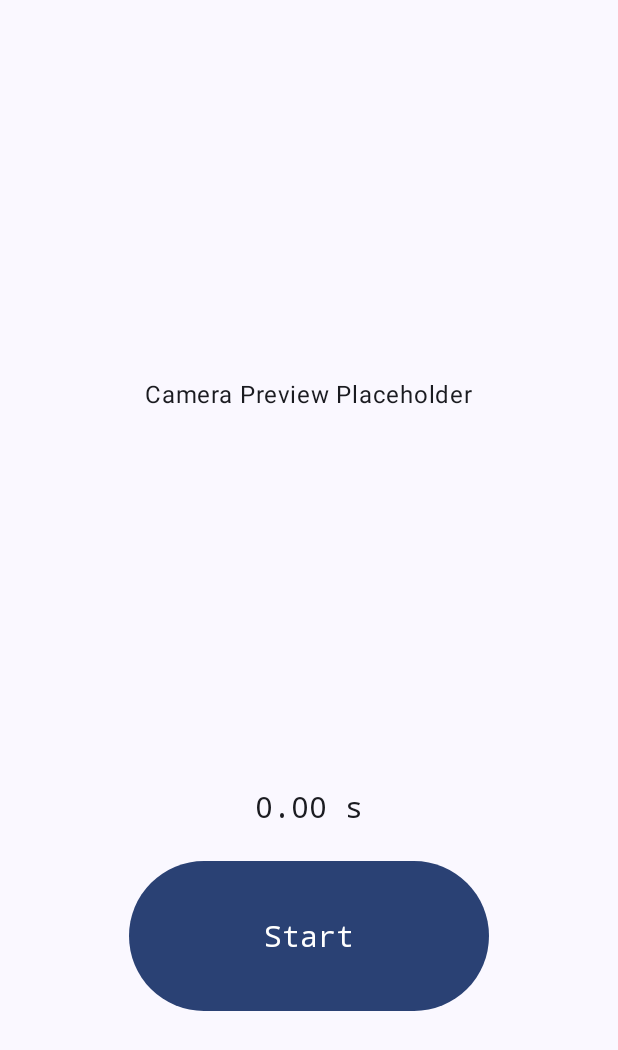
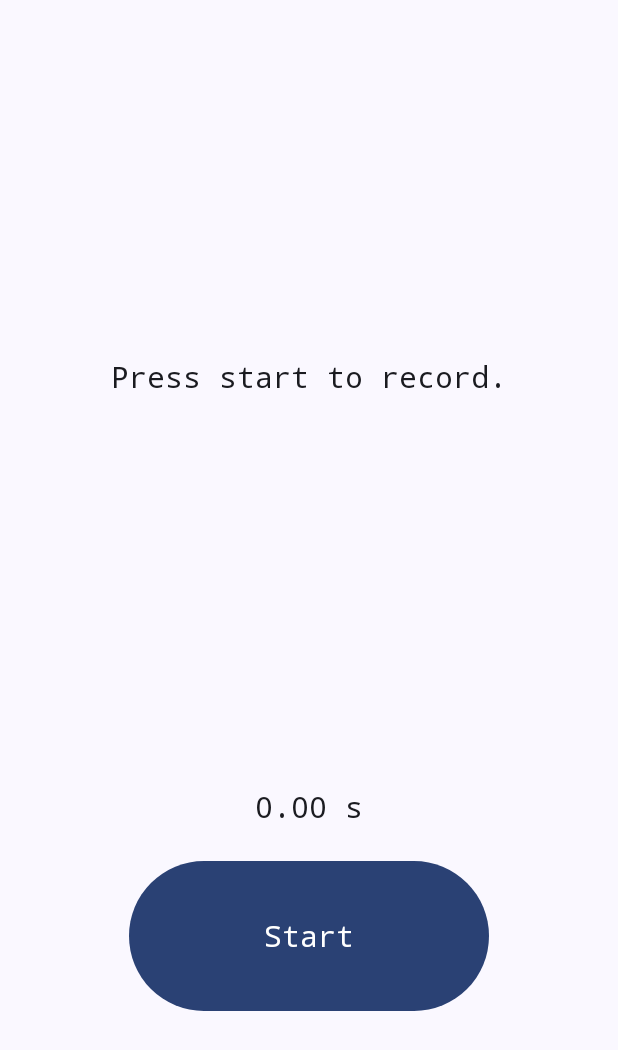
Before and after one commit to liqing2060/Timer4W, an Android app built with Jetpack Compose: the screen it shows after launch (MainActivity), on a phone screen of 412 x 824 dp. Shown: the top 1050 px of the screen. Run offline under Robolectric (Android 15) with nearby library versions, the phone set to English and light mode, and no system bars; libraries missing offline, so code that uses them is left out: androidx.camera.core, androidx.camera.lifecycle, androidx.camera.view.

Commit message:
在上方显示摄像头画面

```diff
--- a/app/build.gradle
+++ b/app/build.gradle
@@ -56,7 +56,6 @@ dependencies {
     implementation libs.androidx.ui.graphics
     implementation libs.androidx.ui.tooling.preview
     implementation libs.androidx.material3
-    implementation libs.androidx.camera.view
     testImplementation libs.junit
     androidTestImplementation libs.androidx.junit
     androidTestImplementation libs.androidx.espresso.core
@@ -64,4 +63,8 @@ dependencies {
     androidTestImplementation libs.androidx.ui.test.junit4
     debugImplementation libs.androidx.ui.tooling
     debugImplementation libs.androidx.ui.test.manifest
+    // CameraX核心库
+    implementation libs.androidx.camera.camera2
+    implementation libs.androidx.camera.lifecycle
+    implementation libs.androidx.camera.view
 }
--- a/app/src/main/AndroidManifest.xml
+++ b/app/src/main/AndroidManifest.xml
@@ -1,9 +1,7 @@
 <?xml version="1.0" encoding="utf-8"?>
 <manifest xmlns:android="http://schemas.android.com/apk/res/android"
     xmlns:tools="http://schemas.android.com/tools">
-    <uses-feature
-        android:name="android.hardware.camera"
-        android:required="false" />
+    <uses-feature android:name="android.hardware.camera" android:required="false" />
     <uses-permission android:name="android.permission.CAMERA"/>
     <application
         android:allowBackup="true"
@@ -21,7 +19,6 @@
             android:theme="@style/Theme.Timer4W">
             <intent-filter>
                 <action android:name="android.intent.action.MAIN" />
-
                 <category android:name="android.intent.category.LAUNCHER" />
             </intent-filter>
         </activity>
--- a/app/src/main/java/com/liqing/timer4w/MainActivity.kt
+++ b/app/src/main/java/com/liqing/timer4w/MainActivity.kt
@@ -1,8 +1,14 @@
 package com.liqing.timer4w
 
+import android.content.pm.PackageManager
 import android.os.Bundle
 import androidx.activity.ComponentActivity
+import androidx.activity.compose.rememberLauncherForActivityResult
 import androidx.activity.compose.setContent
+import androidx.activity.result.contract.ActivityResultContracts
+import androidx.camera.core.CameraSelector
+import androidx.camera.lifecycle.ProcessCameraProvider
+import androidx.camera.view.PreviewView
 import androidx.compose.foundation.layout.Box
 import androidx.compose.foundation.layout.Column
 import androidx.compose.foundation.layout.Spacer
@@ -15,7 +21,7 @@ import androidx.compose.material3.MaterialTheme
 import androidx.compose.material3.Surface
 import androidx.compose.material3.Text
 import androidx.compose.runtime.Composable
-import androidx.compose.runtime.DisposableEffect
+import androidx.compose.runtime.LaunchedEffect
 import androidx.compose.runtime.getValue
 import androidx.compose.runtime.mutableStateOf
 import androidx.compose.runtime.remember
@@ -23,20 +29,17 @@ import androidx.compose.runtime.rememberCoroutineScope
 import androidx.compose.runtime.setValue
 import androidx.compose.ui.Alignment
 import androidx.compose.ui.Modifier
-import androidx.compose.ui.platform.LocalLifecycleOwner
+import androidx.compose.ui.platform.LocalContext
 import androidx.compose.ui.text.TextStyle
 import androidx.compose.ui.text.font.FontFamily
 import androidx.compose.ui.tooling.preview.Preview
 import androidx.compose.ui.unit.dp
 import androidx.compose.ui.unit.sp
-import androidx.lifecycle.Lifecycle
-import androidx.lifecycle.LifecycleEventObserver
+import androidx.compose.ui.viewinterop.AndroidView
+import androidx.core.content.ContextCompat
+import androidx.lifecycle.LifecycleOwner
 import com.liqing.timer4w.ui.theme.Timer4WTheme
-import kotlinx.coroutines.Dispatchers
-import kotlinx.coroutines.Job
-import kotlinx.coroutines.delay
-import kotlinx.coroutines.isActive
-import kotlinx.coroutines.launch
+import androidx.camera.core.Preview as CameraXPreview
 
 class MainActivity : ComponentActivity() {
     override fun onCreate(savedInstanceState: Bundle?) {
@@ -50,48 +53,77 @@ class MainActivity : ComponentActivity() {
 }
 
 @Composable
-fun AppContent() {
+fun AppContent(model: Model = Model()) {
     Surface(modifier = Modifier.fillMaxSize(), color = MaterialTheme.colorScheme.background) {
         Column(horizontalAlignment = Alignment.CenterHorizontally) {
-            CameraPreview(modifier = Modifier.weight(1f))
-//            StartButton()
-//            TimerDisplay()
-            Timer();
+            CameraPreview(model, modifier = Modifier.weight(1f).height(200.dp).fillMaxWidth())
+            Timer(model);
         }
     }
 }
 
 @Composable
-fun CameraPreview(modifier: Modifier = Modifier) {
-    // Placeholder for camera preview
-    // You should integrate the actual camera preview here
-    Box(
-        modifier = modifier
-            .fillMaxWidth()
-            .height(200.dp), contentAlignment = Alignment.Center
-    ) {
-        Text(text = "Camera Preview Placeholder")
+fun CameraPreview(model: Model, modifier: Modifier = Modifier) {
+    val startCamera by model.startTimer
+    val context = LocalContext.current
+    val permissionState = remember { mutableStateOf(ContextCompat.checkSelfPermission(context, android.Manifest.permission.CAMERA) == PackageManager.PERMISSION_GRANTED) }
+
+    // 创建一个启动器用于请求权限
+    val permissionLauncher = rememberLauncherForActivityResult(
+        contract = ActivityResultContracts.RequestPermission(),
+        onResult = { isGranted ->
+            if (isGranted) {
+                permissionState.value = true
+            } else {
+                permissionState.value = false
+                // 处理未授权的情况
+            }
+        }
+    )
+
+    // 检查权限并可能请求权限
+    LaunchedEffect(Unit) {
+        if (!permissionState.value) {
+            permissionLauncher.launch(android.Manifest.permission.CAMERA)
+        }
+    }
+
+    Box(modifier = modifier) {
+        if (startCamera && permissionState.value) {
+            // 权限被授予，显示相机预览
+            AndroidView(factory = { ctx ->
+                PreviewView(ctx).also { previewView ->
+                    val cameraProviderFuture = ProcessCameraProvider.getInstance(context)
+                    cameraProviderFuture.addListener({
+                        val cameraProvider: ProcessCameraProvider = cameraProviderFuture.get()
+                        val preview = CameraXPreview.Builder().build().also {
+                            it.setSurfaceProvider(previewView.surfaceProvider)
+                        }
+                        try {
+                            // 默认选择后置相机
+                            val cameraSelector = CameraSelector.DEFAULT_BACK_CAMERA
+                            cameraProvider.unbindAll() // 在绑定之前解除绑定
+                            cameraProvider.bindToLifecycle(context as LifecycleOwner, cameraSelector, preview)
+                        } catch(e: Exception) {
+                            e.printStackTrace()
+                        }
+                    }, ContextCompat.getMainExecutor(context))
+                }
+            }, modifier = Modifier.fillMaxSize()) // 确保预览填满Box
+        } else {
+            // 权限未被授予或者相机没有开始，显示文本提示
+            Text(
+                text = if (!permissionState.value) "No camera permission yet" else "Press start to record.",
+                style = TextStyle(fontFamily = FontFamily.Monospace, fontSize = 20.sp),
+                modifier = Modifier.align(Alignment.Center)
+            )
+        }
     }
 }
 
 @Composable
-fun StartButton() {
-    // Example start button
-    Button(onClick = { /* Implement start/stop logic */ }) {
-        Text(text = "Start")
-    }
-}
-
-@Composable
-fun TimerDisplay() {
-    var timeElapsed by remember { mutableStateOf("0:00") }
-
-    // You can update `timeElapsed` based on your timing logic
-    Text(text = "Time Elapsed: $timeElapsed")
-}
-
-@Composable
-fun Timer() {
+fun Timer(model: Model) {
+    val startCamera by model.startTimer
     var timeElapsed by remember { mutableStateOf(0.0) }
     val scope = rememberCoroutineScope()
 
@@ -100,7 +132,7 @@ fun Timer() {
         timeElapsed = time
     }, coroutineScope = scope) }
 
-    var start by remember { mutableStateOf(false) }
+    Spacer(modifier = Modifier.height(24.dp))
 
     // 显示计时器时间
     Text(
@@ -113,8 +145,8 @@ fun Timer() {
     // 开始/停止按钮
     Button(
         onClick = {
-            start = !start
-            if (start) {
+            model.toggleTimer()
+            if (startCamera) {
                 timerLogic.start()
             } else {
                 timerLogic.stop()
@@ -123,7 +155,7 @@ fun Timer() {
         modifier = Modifier.size(width = 240.dp, height = 100.dp)
     ) {
         Text(
-            text = if (start) "Stop" else "Start",
+            text = if (startCamera) "Stop" else "Start",
             style = TextStyle(fontFamily = FontFamily.Monospace, fontSize = 20.sp)
         )
     }
--- /dev/null
+++ b/app/src/main/java/com/liqing/timer4w/Model.kt
@@ -0,0 +1,16 @@
+package com.liqing.timer4w
+
+import androidx.compose.runtime.mutableStateOf
+import androidx.lifecycle.ViewModel
+
+class Model : ViewModel() {
+    val startTimer = mutableStateOf(false)
+    val startCamera = mutableStateOf(false)
+
+    fun toggleTimer() {
+        startTimer.value = !startTimer.value
+        if (!startTimer.value) {
+            startCamera.value = false
+        }
+    }
+}
--- a/gradle/libs.versions.toml
+++ b/gradle/libs.versions.toml
@@ -1,5 +1,6 @@
 [versions]
 agp = "8.3.0"
+cameraCamera2 = "1.3.2"
 kotlin = "1.9.0"
 coreKtx = "1.10.1"
 junit = "4.13.2"
@@ -11,6 +12,8 @@ composeBom = "2023.08.00"
 cameraView = "1.3.2"
 
 [libraries]
+androidx-camera-camera2 = { module = "androidx.camera:camera-camera2", version.ref = "cameraCamera2" }
+androidx-camera-lifecycle = { module = "androidx.camera:camera-lifecycle", version.ref = "cameraCamera2" }
 androidx-core-ktx = { group = "androidx.core", name = "core-ktx", version.ref = "coreKtx" }
 junit = { group = "junit", name = "junit", version.ref = "junit" }
 androidx-junit = { group = "androidx.test.ext", name = "junit", version.ref = "junitVersion" }
```
